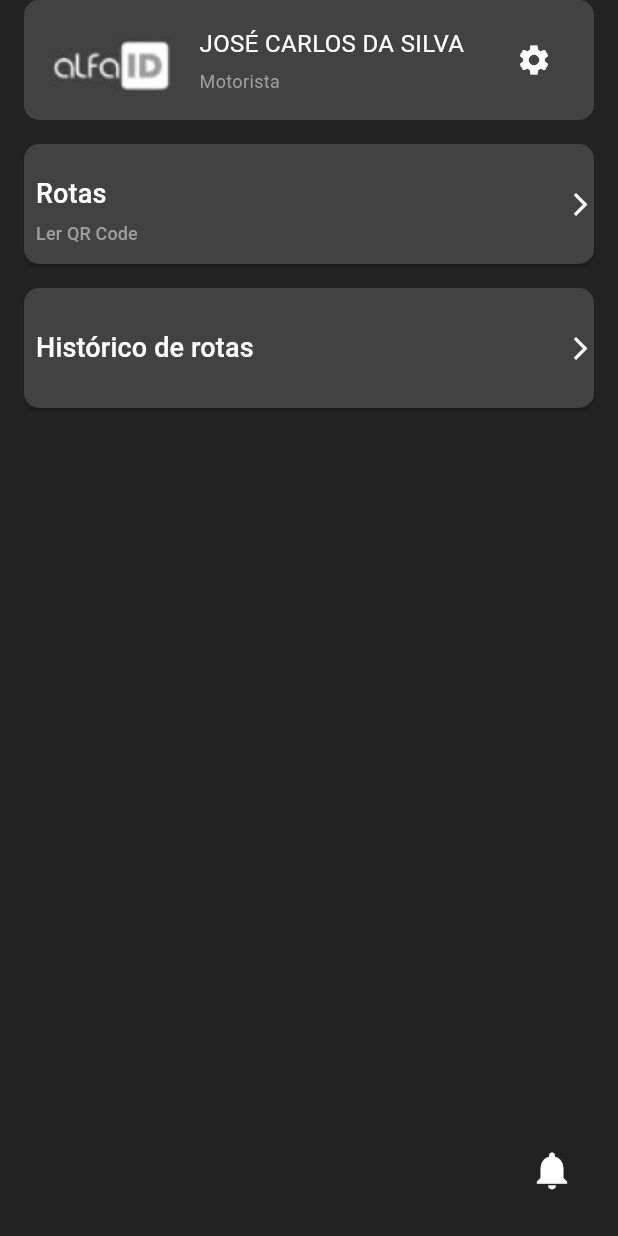
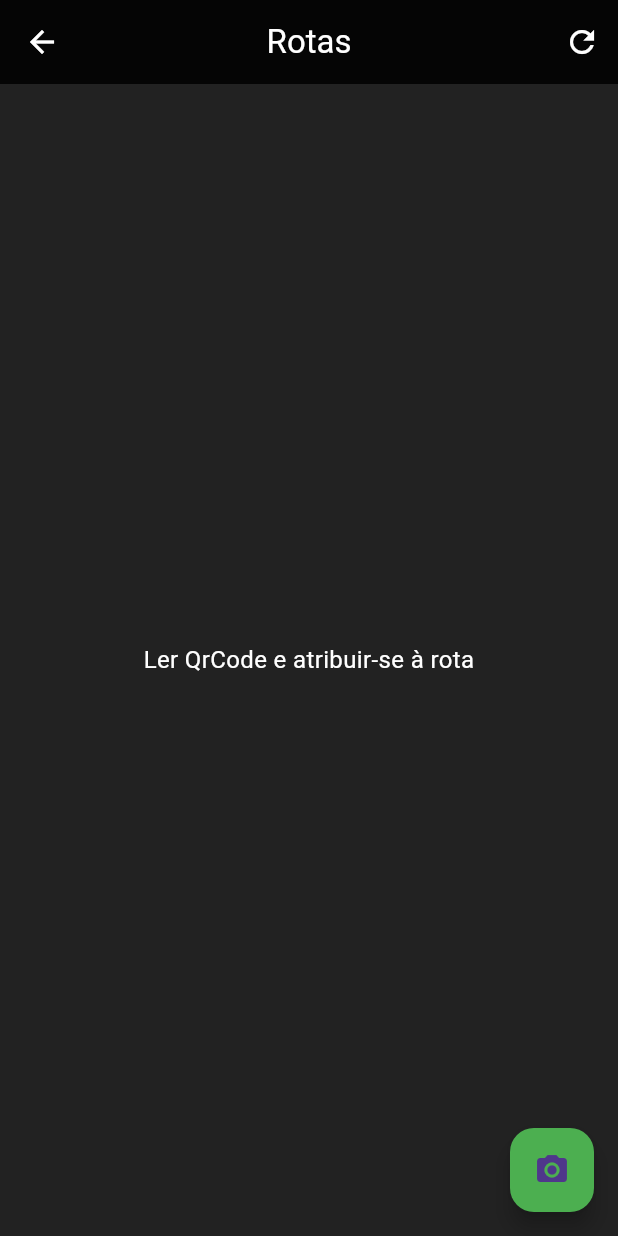
Before and after one commit to CIATEC-senac/controle-frotas-mobile, a Flutter app: the HomePage screen opened directly, after a tap on "Rotas", on a phone screen of 412 x 824 dp. Run offline on Flutter 3.47's test engine with Material 3 defaults, Android fonts, the phone set to English and light mode, and no system bars; missing offline and left inert: qr_code_scanner.

Commit message:
Implementação da página de escaneamento de QR Code e integração na HomePage
- Adicionada nova página 'RotasPage' para a funcionalidade de escaneamento de QR Code.
- Configurada navegação a partir da HomePage para a RotasPage ao clicar no botão 'Rotas'.
- Implementada interface de escaneamento com câmera usando o pacote 'qr_code_scanner'.
- Adicionado ícone de câmera na RotasPage para iniciar a leitura de QR Code.
- Ajustes na cor e ícone de navegação na interface da página de escaneamento.

```diff
--- a/lib/pages/home_page.dart
+++ b/lib/pages/home_page.dart
@@ -1,4 +1,5 @@
 import 'package:flutter/material.dart';
+import 'rotas_page.dart';
 
 class HomePage extends StatelessWidget {
   const HomePage({super.key});
@@ -8,7 +9,8 @@ class HomePage extends StatelessWidget {
     return Scaffold(
       backgroundColor: Colors.black87, // Cor de fundo da tela
       appBar: PreferredSize(
-        preferredSize: const Size.fromHeight(100), // Altura personalizada para o AppBar
+        preferredSize:
+            const Size.fromHeight(100), // Altura personalizada para o AppBar
         child: Padding(
           padding: const EdgeInsets.symmetric(horizontal: 16.0),
           child: Container(
@@ -16,13 +18,16 @@ class HomePage extends StatelessWidget {
             padding: const EdgeInsets.symmetric(horizontal: 16),
             decoration: BoxDecoration(
               color: Colors.grey[800], // Cor de fundo do cabeçalho
-              borderRadius: BorderRadius.circular(10), // Bordas arredondadas para o cabeçalho
+              borderRadius: BorderRadius.circular(
+                  10), // Bordas arredondadas para o cabeçalho
             ),
             child: Row(
               children: [
                 // Logo à esquerda
-                Image.asset('assets/images/logo.png', height: 50), // Insira o caminho da logo
-                const SizedBox(width: 10), // Espaçamento entre a logo e as informações
+                Image.asset('assets/images/logo.png',
+                    height: 50), // Insira o caminho da logo
+                const SizedBox(
+                    width: 10), // Espaçamento entre a logo e as informações
                 const Expanded(
                   // Informações do profissional (nome e cargo)
                   child: Column(
@@ -69,38 +74,50 @@ class HomePage extends StatelessWidget {
             child: Column(
               crossAxisAlignment: CrossAxisAlignment.stretch,
               children: [
-                const SizedBox(height: 16), // Espaçamento entre o cabeçalho e o primeiro botão
+                const SizedBox(
+                    height:
+                        16), // Espaçamento entre o cabeçalho e o primeiro botão
 
                 // Botão "Rotas"
                 ElevatedButton(
                   style: ElevatedButton.styleFrom(
                     backgroundColor: Colors.grey[800], // Cor de fundo do botão
-                    padding: const EdgeInsets.symmetric(vertical: 20), // Padding interno do botão
-                    fixedSize: const Size.fromHeight(80), // Altura fixa para manter a proporção
+                    padding: const EdgeInsets.symmetric(
+                        vertical: 20), // Padding interno do botão
+                    fixedSize: const Size.fromHeight(
+                        80), // Altura fixa para manter a proporção
                     shape: RoundedRectangleBorder(
-                      borderRadius: BorderRadius.circular(10), // Bordas arredondadas
+                      borderRadius:
+                          BorderRadius.circular(10), // Bordas arredondadas
                     ),
                   ),
                   onPressed: () {
-                    // Ação para o botão "Rotas"
+                    Navigator.push(
+                      context,
+                      MaterialPageRoute(
+                          builder: (context) => const RotasPage()),
+                    );
                   },
                   child: const Row(
                     mainAxisAlignment: MainAxisAlignment.spaceBetween,
                     children: [
                       Padding(
-                        padding: EdgeInsets.only(left: 8.0), // Espaçamento à esquerda do texto
+                        padding: EdgeInsets.only(
+                            left: 8.0), // Espaçamento à esquerda do texto
                         child: Column(
                           crossAxisAlignment: CrossAxisAlignment.start,
                           mainAxisSize: MainAxisSize.min,
                           children: [
                             Text(
                               'Rotas',
-                              style: TextStyle(fontSize: 18, color: Colors.white),
+                              style:
+                                  TextStyle(fontSize: 18, color: Colors.white),
                             ),
                             SizedBox(height: 5),
                             Text(
                               'Ler QR Code',
-                              style: TextStyle(fontSize: 12, color: Colors.grey),
+                              style:
+                                  TextStyle(fontSize: 12, color: Colors.grey),
                             ),
                           ],
                         ),
@@ -119,10 +136,13 @@ class HomePage extends StatelessWidget {
                 ElevatedButton(
                   style: ElevatedButton.styleFrom(
                     backgroundColor: Colors.grey[800], // Cor de fundo do botão
-                    padding: const EdgeInsets.symmetric(vertical: 20), // Padding interno do botão
-                    fixedSize: const Size.fromHeight(80), // Altura fixa para manter a proporção
+                    padding: const EdgeInsets.symmetric(
+                        vertical: 20), // Padding interno do botão
+                    fixedSize: const Size.fromHeight(
+                        80), // Altura fixa para manter a proporção
                     shape: RoundedRectangleBorder(
-                      borderRadius: BorderRadius.circular(10), // Bordas arredondadas
+                      borderRadius:
+                          BorderRadius.circular(10), // Bordas arredondadas
                     ),
                   ),
                   onPressed: () {
@@ -132,7 +152,8 @@ class HomePage extends StatelessWidget {
                     mainAxisAlignment: MainAxisAlignment.spaceBetween,
                     children: [
                       Padding(
-                        padding: EdgeInsets.only(left: 8.0), // Espaçamento à esquerda do texto
+                        padding: EdgeInsets.only(
+                            left: 8.0), // Espaçamento à esquerda do texto
                         child: Text(
                           'Histórico de rotas',
                           style: TextStyle(fontSize: 18, color: Colors.white),
--- /dev/null
+++ b/lib/pages/rotas_page.dart
@@ -0,0 +1,70 @@
+import 'package:flutter/material.dart';
+import 'qr_code_scanner_page.dart';
+
+class RotasPage extends StatelessWidget {
+  const RotasPage({super.key});
+
+  @override
+  Widget build(BuildContext context) {
+    return Scaffold(
+      appBar: AppBar(
+        backgroundColor: Colors.black87,
+        title: const Text(
+          'Rotas',
+          style: TextStyle(
+            color: Colors.white,
+          ),
+        ),
+        centerTitle: true, // Centraliza o título
+        leading: IconButton(
+          icon: const Icon(
+            Icons.arrow_back,
+            color: Colors.white,
+          ),
+          onPressed: () {
+            Navigator.pop(context); // Volta para a página anterior
+          },
+        ),
+        actions: [
+          IconButton(
+            icon: const Icon(
+              Icons.refresh,
+              color: Colors.white,
+            ), // Ícone de recarregar
+            onPressed: () {
+              // Ação para recarregar a página ou funcionalidade futura
+            },
+          ),
+        ],
+      ),
+      backgroundColor: Colors.black87,
+      body: const Center(
+        child: Text(
+          'Ler QrCode e atribuir-se à rota',
+          style: TextStyle(
+            color: Colors.white,
+            fontSize: 16,
+          ),
+          textAlign: TextAlign.center, // Centraliza o texto
+        ),
+      ),
+      floatingActionButton: FloatingActionButton(
+        backgroundColor: Colors.green, // Cor verde do botão
+        onPressed: () async {
+          final result = await Navigator.push(
+            context,
+            MaterialPageRoute(builder: (context) => const QRCodeScannerPage()),
+          );
+
+          if (result != null) {
+            // Aqui você pode fazer algo com o resultado do QR Code escaneado
+            print('QR Code escaneado: $result');
+          }
+        },
+        child: const Icon(Icons.camera_alt), // Ícone de câmera
+      ),
+      floatingActionButtonLocation: FloatingActionButtonLocation
+          .endFloat, // Posição no canto inferior direito
+    );
+  }
+}
--- a/pubspec.yaml
+++ b/pubspec.yaml
@@ -30,6 +30,8 @@ environment:
 dependencies:
   flutter:
     sdk: flutter
+
+  qr_code_scanner: ^0.7.0
 
   # The following adds the Cupertino Icons font to your application.
   # Use with the CupertinoIcons class for iOS style icons.
```
Also changed, not shown: lib/pages/qr_code_scanner_page.dart (added, +50 -0 lines), pubspec.lock, 1 other file.
